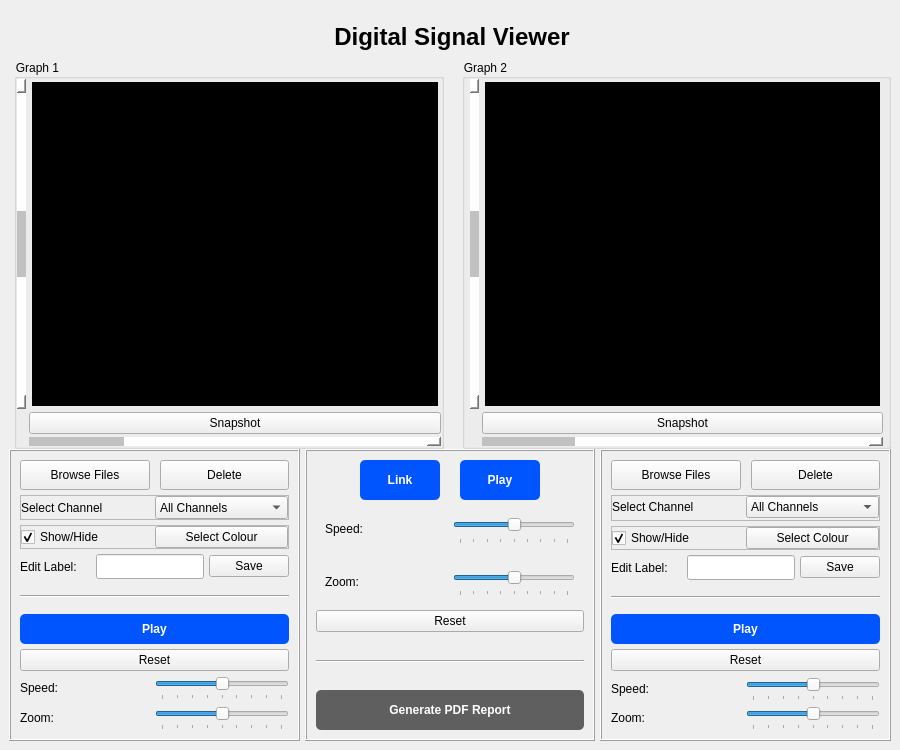
Qt form task1.ui (OmarAtef0/Digital-Signal-Visualizer) before a commit.
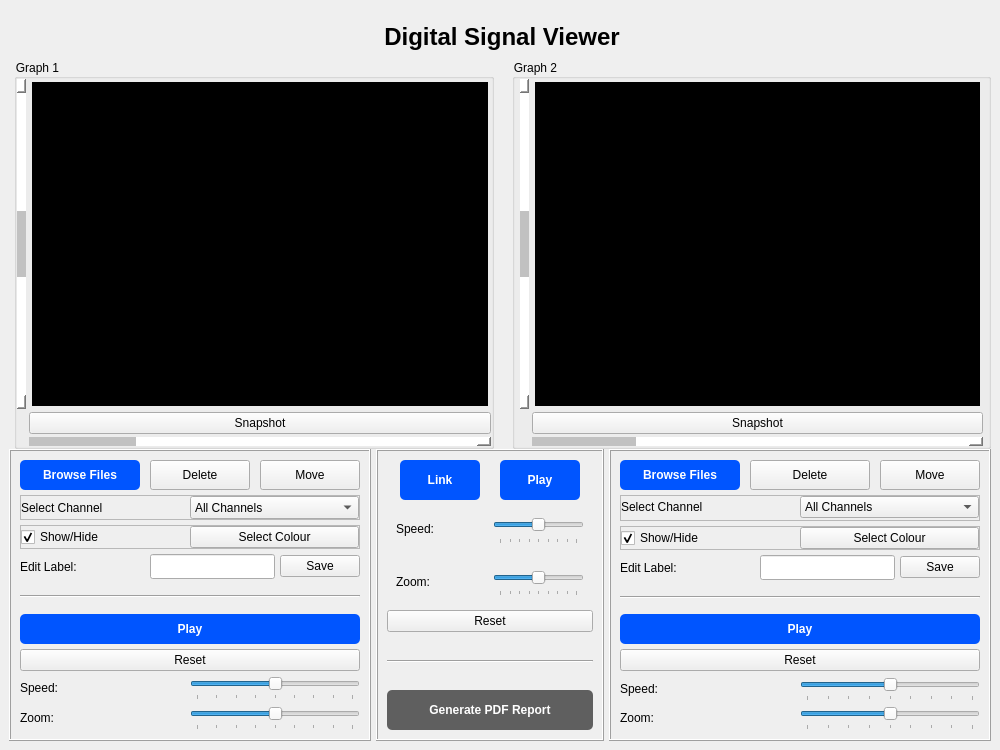
The same form after that commit. Custom widgets are drawn as their Qt base class.

Patch:
```diff
--- a/task1.ui
+++ b/task1.ui
@@ -6,13 +6,13 @@
    <rect>
     <x>0</x>
     <y>0</y>
-    <width>900</width>
+    <width>1000</width>
     <height>750</height>
    </rect>
   </property>
   <property name="minimumSize">
    <size>
-    <width>850</width>
+    <width>1000</width>
     <height>700</height>
    </size>
   </property>
@@ -22,7 +22,7 @@
   <widget class="QWidget" name="centralwidget">
    <property name="minimumSize">
     <size>
-     <width>850</width>
+     <width>1000</width>
      <height>700</height>
     </size>
    </property>
@@ -794,7 +794,7 @@
                   </property>
                   <property name="minimumSize">
                    <size>
-                    <width>100</width>
+                    <width>120</width>
                     <height>22</height>
                    </size>
                   </property>
@@ -804,8 +804,22 @@
                     <height>16777215</height>
                    </size>
                   </property>
+                  <property name="font">
+                   <font>
+                    <bold>true</bold>
+                   </font>
+                  </property>
                   <property name="styleSheet">
-                   <string notr="true"/>
+                   <string notr="true">QPushButton {
+    background-color: rgb(0, 85, 255);
+color:rgb(255, 255, 255);
+border-radius:5px;
+}
+
+QPushButton:hover {
+    background-color: rgb(0, 50, 150);
+}
+</string>
                   </property>
                   <property name="text">
                    <string>Browse Files</string>
@@ -822,7 +836,7 @@
                   </property>
                   <property name="minimumSize">
                    <size>
-                    <width>120</width>
+                    <width>100</width>
                     <height>22</height>
                    </size>
                   </property>
@@ -840,6 +854,34 @@
                   </property>
                  </widget>
                 </item>
+                <item>
+                 <widget class="QPushButton" name="Move_1">
+                  <property name="sizePolicy">
+                   <sizepolicy hsizetype="Expanding" vsizetype="Expanding">
+                    <horstretch>0</horstretch>
+                    <verstretch>0</verstretch>
+                   </sizepolicy>
+                  </property>
+                  <property name="minimumSize">
+                   <size>
+                    <width>100</width>
+                    <height>22</height>
+                   </size>
+                  </property>
+                  <property name="maximumSize">
+                   <size>
+                    <width>16777215</width>
+                    <height>16777215</height>
+                   </size>
+                  </property>
+                  <property name="styleSheet">
+                   <string notr="true"/>
+                  </property>
+                  <property name="text">
+                   <string>Move</string>
+                  </property>
+                 </widget>
+                </item>
                </layout>
               </widget>
              </item>
@@ -1494,7 +1536,7 @@
             </property>
             <property name="maximumSize">
              <size>
-              <width>16777215</width>
+              <width>250</width>
               <height>16777215</height>
              </size>
             </property>
@@ -2034,7 +2076,7 @@
                   </property>
                   <property name="minimumSize">
                    <size>
-                    <width>100</width>
+                    <width>120</width>
                     <height>22</height>
                    </size>
                   </property>
@@ -2044,8 +2086,24 @@
                     <height>16777215</height>
                    </size>
                   </property>
+                  <property name="font">
+                   <font>
+                    <bold>true</bold>
+                   </font>
+                  </property>
                   <property name="styleSheet">
-                   <string notr="true"/>
+                   <string notr="true">
+
+QPushButton {
+    background-color: rgb(0, 85, 255);
+color:rgb(255, 255, 255);
+border-radius:5px;
+}
+
+QPushButton:hover {
+    background-color: rgb(0, 50, 150);
+}
+</string>
                   </property>
                   <property name="text">
                    <string>Browse Files</string>
@@ -2080,6 +2138,34 @@
                   </property>
                  </widget>
                 </item>
+                <item>
+                 <widget class="QPushButton" name="Move_2">
+                  <property name="sizePolicy">
+                   <sizepolicy hsizetype="Expanding" vsizetype="Expanding">
+                    <horstretch>0</horstretch>
+                    <verstretch>0</verstretch>
+                   </sizepolicy>
+                  </property>
+                  <property name="minimumSize">
+                   <size>
+                    <width>100</width>
+                    <height>22</height>
+                   </size>
+                  </property>
+                  <property name="maximumSize">
+                   <size>
+                    <width>250</width>
+                    <height>16777215</height>
+                   </size>
+                  </property>
+                  <property name="styleSheet">
+                   <string notr="true"/>
+                  </property>
+                  <property name="text">
+                   <string>Move</string>
+                  </property>
+                 </widget>
+                </item>
                </layout>
                <zorder>deleteButton_2</zorder>
                <zorder>BrowseButton_2</zorder>
```
Left out of the diff: 1 changed line with no effect on the pictures.
